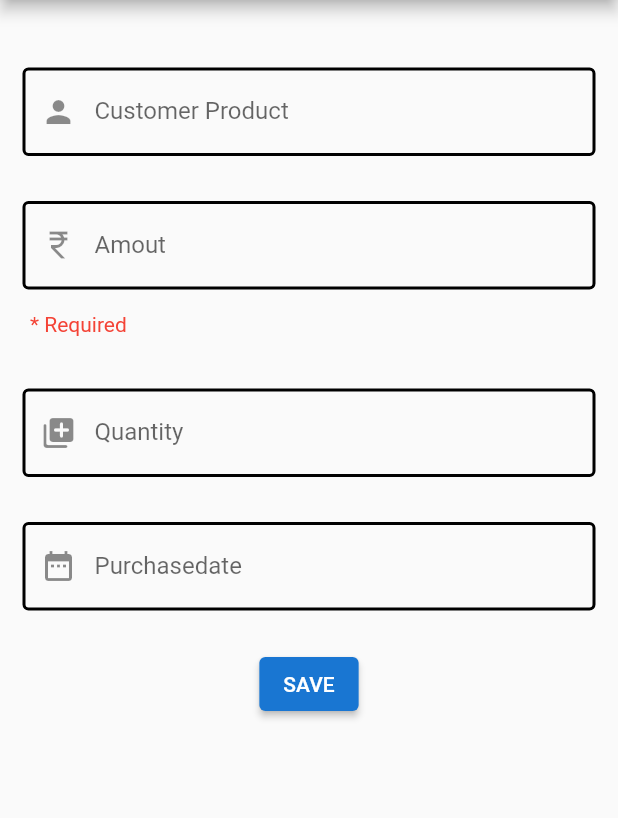
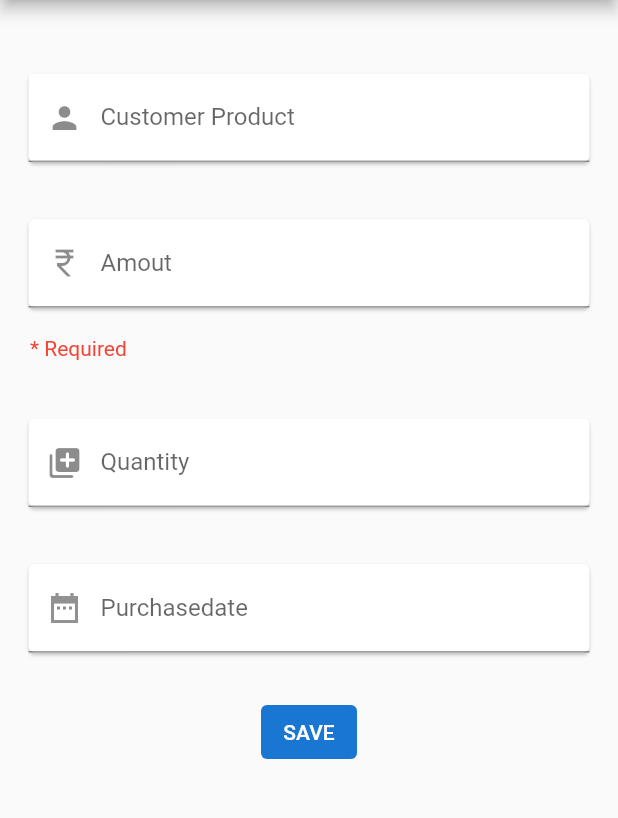
Before and after one commit to RajVirani6587/khatabook, a Flutter app: the paymetRemaind_Screen screen opened by its route, on a phone screen of 412 x 824 dp, the part 84-902 px from its top. Run offline on Flutter 3.47's test engine with Material 2 defaults, Android fonts, the phone set to English and light mode, and no system bars; our stand-ins replace get, sqflite, url_launcher_web; accounts and stored records are empty.

Commit message:
14/11/2022

```diff
--- a/lib/controller/product_conttroller.dart
+++ b/lib/controller/product_conttroller.dart
@@ -1,6 +1,10 @@
 import 'package:get/get.dart';
+import 'package:khatabook/model/producte_model.dart';
 
 class Product_Controller extends GetxController{
 
   RxList<Map>ProductList = <Map>[].obs;
+  RxString utxtRadio= "Done".obs;
+
+   Producte_Model ? Datapick2;
 }
--- /dev/null
+++ b/lib/model/producte_model.dart
@@ -0,0 +1,6 @@
+class Producte_Model {
+
+  String? id ,product_name ,quantity ,price ,purchase_date ,client_id ,payment_status ;
+
+  Producte_Model({this.product_name, this.quantity,this.price,this.purchase_date,this.client_id,this.payment_status,this.id});
+}
--- a/lib/view/firstScreen.dart
+++ b/lib/view/firstScreen.dart
@@ -136,6 +136,7 @@ class _First_ScreenState extends State<First_Screen> {
                           subtitle: Text("${cilent_controller.CilentList.value[index]['mobile']}",),
                           trailing: PopupMenuButton(itemBuilder: (context) => [
                             PopupMenuItem(child: InkWell(onTap: (){
+
                               utxtname =TextEditingController(text: "${cilent_controller.CilentList.value[index]['name']}");
                               utxtmoblie =TextEditingController(text: "${cilent_controller.CilentList.value[index]['mobile']}");
                               utxtaddress =TextEditingController(text: "${cilent_controller.CilentList.value[index]['address']}");
--- a/lib/view/paymetRemaind_Screen.dart
+++ b/lib/view/paymetRemaind_Screen.dart
@@ -1,5 +1,6 @@
 import 'package:flutter/material.dart';
 import 'package:get/get.dart';
+import 'package:intl/intl.dart';
 import 'package:khatabook/controller/product_conttroller.dart';
 
 import '../controller/cilent_controller.dart';
@@ -14,6 +15,8 @@ class paymetRemaind_Screen extends StatefulWidget {
 }
 
 class _paymetRemaind_ScreenState extends State<paymetRemaind_Screen> {
+
+
   Product_Controller product_controller = Get.put(Product_Controller());
   Cilent_Controller cilent_controller = Get.put(Cilent_Controller());
 
@@ -21,6 +24,8 @@ class _paymetRemaind_ScreenState extends State<paymetRemaind_Screen> {
   TextEditingController txtquantity = TextEditingController();
   TextEditingController txtprice = TextEditingController();
   TextEditingController txtpurchasedate = TextEditingController();
+
+
 
   @override
   void initState() {
@@ -71,23 +76,20 @@ class _paymetRemaind_ScreenState extends State<paymetRemaind_Screen> {
                   ),
                   Padding(
                     padding: const EdgeInsets.all(15.0),
+                    child: Card(
                       child: TextField(
                         textInputAction: TextInputAction.next,
                         controller: txtproductname,
                         decoration: InputDecoration(
                             prefixIcon: Icon(Icons.person),
                             label: Text("Customer Product"),
-                          enabledBorder: OutlineInputBorder(
-                            borderSide: BorderSide(width: 2),
                            ),
-                          focusedBorder: OutlineInputBorder(
-                            borderSide:
-                                BorderSide(width: 2, color: Colors.blue),
-                          )),
+                      ),
                     ),
                   ),
                   Padding(
                     padding: const EdgeInsets.all(15.0),
+                    child: Card(
                       child: TextFormField(
                         validator: (value) {
                           if (value!.isEmpty) {
@@ -101,13 +103,8 @@ class _paymetRemaind_ScreenState extends State<paymetRemaind_Screen> {
                         decoration: InputDecoration(
                             prefixIcon: Icon(Icons.currency_rupee),
                             label: Text("Amout"),
-                          enabledBorder: OutlineInputBorder(
-                            borderSide: BorderSide(width: 2),
                          ),
-                          focusedBorder: OutlineInputBorder(
-                            borderSide:
-                                BorderSide(width: 2, color: Colors.blue),
-                          )),
+                      ),
                     ),
                   ),
                   Padding(
@@ -126,43 +123,46 @@ class _paymetRemaind_ScreenState extends State<paymetRemaind_Screen> {
                     ),
                   ),
                   Padding(
-                    padding: const EdgeInsets.all(15.0),
+                    padding:  EdgeInsets.all(15.0),
+                    child: Card(
                       child: TextField(
                         textInputAction: TextInputAction.next,
                         controller: txtquantity,
                         decoration: InputDecoration(
                             prefixIcon: Icon(Icons.queue_rounded),
                             label: Text("Quantity"),
-                          enabledBorder: OutlineInputBorder(
-                            borderSide: BorderSide(width: 2),
                         ),
-                          focusedBorder: OutlineInputBorder(
-                            borderSide:
-                                BorderSide(width: 2, color: Colors.blue),
-                          )),
+                      ),
                     ),
                   ),
                   Padding(
                     padding: const EdgeInsets.all(15.0),
+                    child: Card(
                       child: TextField(
-                      textInputAction: TextInputAction.next,
+                        readOnly: true,
+                        onTap: () {
+                          datepick();
+                        },
                         controller: txtpurchasedate,
+                        cursorColor: Color(0xff000000),
+                        style: TextStyle(color: Color(0xff000000)),
                         decoration: InputDecoration(
-                          prefixIcon: Icon(Icons.date_range),
                           label: Text("Purchasedate"),
-                          enabledBorder: OutlineInputBorder(
-                            borderSide: BorderSide(width: 2),
+                          prefixIcon: Icon(
+                            Icons.date_range_sharp,
+                            color: Color(0xff919191),
                           ),
-                          focusedBorder: OutlineInputBorder(
-                            borderSide:
-                                BorderSide(width: 2, color: Colors.blue),
-                          )),
+                          focusColor: Color(0xff000000),
+                          fillColor: Color(0xff000000),
+                          hintStyle: TextStyle(color: Color(0xff919191)),
+                        ),
+                      ),
                     ),
                   ),
                   SizedBox(
                     height: 10,
                   ),
-                  ElevatedButton(
+                  TextButton(
                     onPressed: () {
                       if (txtkey.currentState!.validate() == true) {
                         Get.off(Detile_Screen());
@@ -177,7 +177,7 @@ class _paymetRemaind_ScreenState extends State<paymetRemaind_Screen> {
                           0);
                       getData();
                     },
-                    child: Text("SAVE"),
+                    child: Text("SAVE",style: TextStyle(color: Colors.white),),
                     style:
                         ElevatedButton.styleFrom(primary: Colors.blue.shade700),
                   ),
@@ -198,4 +198,27 @@ class _paymetRemaind_ScreenState extends State<paymetRemaind_Screen> {
   void back(){
     Get.off(Detile_Screen());
   }
+
+
+  void datepick() async {
+    DateTime? pickedDate = await showDatePicker(
+      context: context,
+      initialDate: DateTime.now(),
+      //get today's date
+      firstDate: DateTime(2020),
+      //DateTime.now() - not to allow to choose before today.
+      lastDate: DateTime(2999),
+    );
+    if(pickedDate != null ){
+      String formattedDate = DateFormat('dd-MM-yyyy').format(pickedDate);
+
+      setState(() {
+
+        txtpurchasedate = TextEditingController(text: "$formattedDate");
+      });
+    }else{
+      print("Date is not selected");
     }
+
+  }
+}
--- a/pubspec.yaml
+++ b/pubspec.yaml
@@ -39,6 +39,8 @@ dependencies:
   get: ^4.6.5
   sqflite: ^2.0.3+1
   path_provider: ^2.0.9
+  url_launcher: ^6.1.6
+  intl: any
 
 dev_dependencies:
   flutter_test:
```
Also changed, not shown: lib/generated_plugin_registrant.dart (added, +17 -0 lines), lib/view/detile_screen.dart (+78 -9 lines), lib/view/paynetdone_screen.dart (+28 -6 lines), pubspec.lock, 5 other files. Lines whose indentation alone changed are shown as unchanged.
